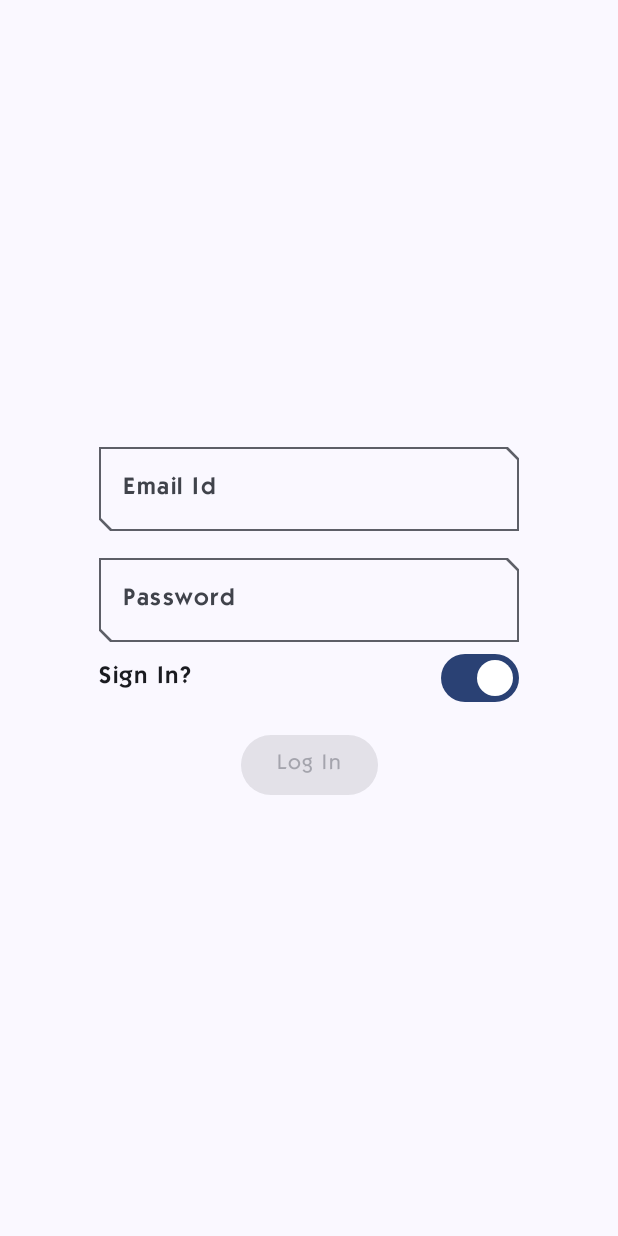
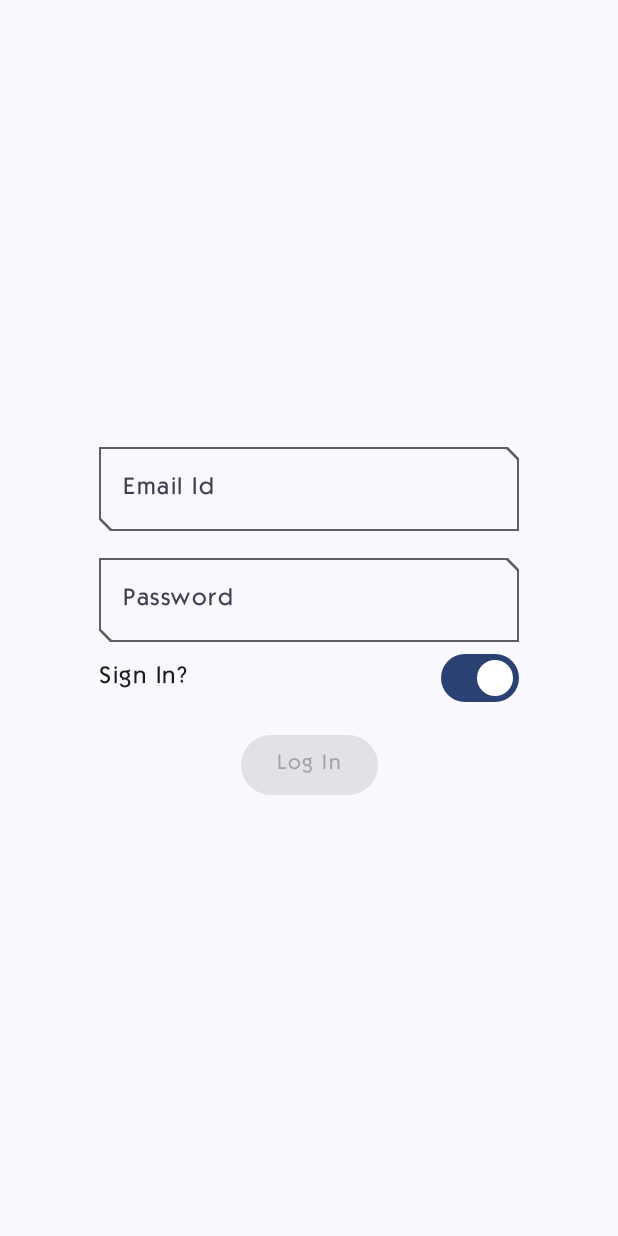
Before and after one commit to Rinzler8x/MonopolyUltimateBanker, an Android app built with Jetpack Compose: the screen it shows after launch (MainActivity), on a phone screen of 412 x 824 dp. Run offline under Robolectric (Android 15) with nearby library versions, the phone set to English and light mode, and no system bars; our stand-ins replace Dagger/Hilt's generated code, Firebase (no records; nobody signed in at launch, a user with empty details on screens opened directly), Room's generated code; libraries missing offline, so code that uses them is left out: androidx.camera.core, androidx.camera.mlkit, androidx.camera.view.

Commit message:
Changed fontWeight from SemiBold to Medium for body: large, medium & small.

```diff
--- a/app/src/main/java/com/example/monopolyultimatebanker/ui/theme/Type.kt
+++ b/app/src/main/java/com/example/monopolyultimatebanker/ui/theme/Type.kt
@@ -83,21 +83,21 @@ val Typography = Typography(
     ),
     bodyLarge = TextStyle(
         fontFamily = ITCKabelStd,
-        fontWeight = FontWeight.SemiBold,
+        fontWeight = FontWeight.Medium,
         fontSize = 16.sp,
         lineHeight = 24.sp,
         letterSpacing = 1.sp
     ),
     bodyMedium = TextStyle(
         fontFamily = ITCKabelStd,
-        fontWeight = FontWeight.SemiBold,
+        fontWeight = FontWeight.Medium,
         fontSize = 14.sp,
         lineHeight = 20.sp,
         letterSpacing = 1.sp
     ),
     bodySmall = TextStyle(
         fontFamily = ITCKabelStd,
-        fontWeight = FontWeight.SemiBold,
+        fontWeight = FontWeight.Medium,
         fontSize = 12.sp,
         lineHeight = 16.sp,
         letterSpacing = 1.sp
```
